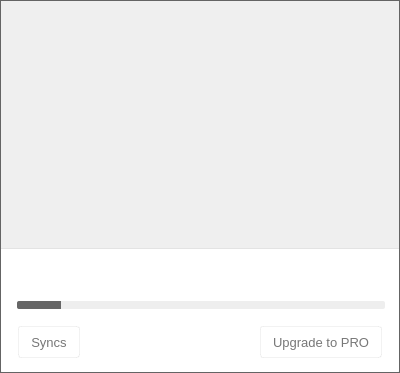
The window that src/MEGASync/gui/linux/InfoDialog.ui (meganz/MEGAsync) describes before a commit, drawn with Qt 5.
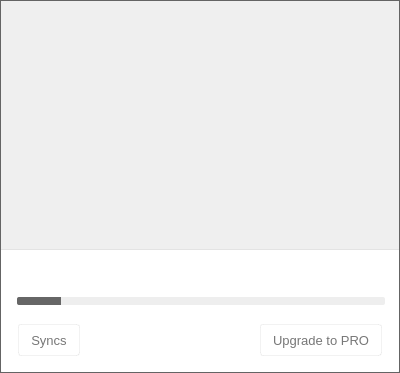
The same window after the commit. The open tabs and pages were chosen to show the change. Icons and pictures are not drawn. Custom widgets are drawn as their Qt base class.

Commit message: Adjustments for the main dialog on Linux

The edit to the form file:
```diff
--- a/src/MEGASync/gui/linux/InfoDialog.ui
+++ b/src/MEGASync/gui/linux/InfoDialog.ui
@@ -278,13 +278,13 @@
      <property name="minimumSize">
       <size>
        <width>0</width>
-       <height>248</height>
+       <height>250</height>
       </size>
      </property>
      <property name="maximumSize">
       <size>
        <width>16777215</width>
-       <height>248</height>
+       <height>250</height>
       </size>
      </property>
      <property name="styleSheet">
@@ -727,13 +727,13 @@
                   <property name="minimumSize">
                    <size>
                     <width>400</width>
-                    <height>44</height>
+                    <height>43</height>
                    </size>
                   </property>
                   <property name="maximumSize">
                    <size>
                     <width>400</width>
-                    <height>44</height>
+                    <height>43</height>
                    </size>
                   </property>
                   <layout class="QHBoxLayout" name="horizontalLayout_5" stretch="1,0,0,0">
@@ -744,7 +744,7 @@
                     <number>15</number>
                    </property>
                    <property name="topMargin">
-                    <number>0</number>
+                    <number>4</number>
                    </property>
                    <property name="rightMargin">
                     <number>20</number>
@@ -852,13 +852,13 @@
                   <property name="minimumSize">
                    <size>
                     <width>400</width>
-                    <height>51</height>
+                    <height>52</height>
                    </size>
                   </property>
                   <property name="maximumSize">
                    <size>
                     <width>400</width>
-                    <height>51</height>
+                    <height>52</height>
                    </size>
                   </property>
                  </widget>
@@ -868,13 +868,13 @@
                   <property name="minimumSize">
                    <size>
                     <width>400</width>
-                    <height>44</height>
+                    <height>43</height>
                    </size>
                   </property>
                   <property name="maximumSize">
                    <size>
                     <width>400</width>
-                    <height>44</height>
+                    <height>43</height>
                    </size>
                   </property>
                   <layout class="QHBoxLayout" name="horizontalLayout_6" stretch="1,0,0,0">
@@ -885,7 +885,7 @@
                     <number>15</number>
                    </property>
                    <property name="topMargin">
-                    <number>0</number>
+                    <number>4</number>
                    </property>
                    <property name="rightMargin">
                     <number>20</number>
@@ -1128,16 +1128,16 @@
      <property name="minimumSize">
       <size>
        <width>0</width>
-       <height>123</height>
+       <height>122</height>
       </size>
      </property>
      <property name="maximumSize">
       <size>
        <width>16777215</width>
-       <height>123</height>
+       <height>122</height>
       </size>
      </property>
-     <layout class="QVBoxLayout" name="verticalLayout">
+     <layout class="QVBoxLayout" name="verticalLayout" stretch="0,0,0">
       <property name="spacing">
        <number>0</number>
       </property>
@@ -1158,24 +1158,24 @@
         <property name="minimumSize">
          <size>
           <width>0</width>
-          <height>10</height>
+          <height>18</height>
          </size>
         </property>
         <property name="maximumSize">
          <size>
           <width>16777215</width>
-          <height>10</height>
+          <height>18</height>
          </size>
         </property>
         <layout class="QHBoxLayout" name="horizontalLayout_3">
          <property name="spacing">
-          <number>6</number>
+          <number>8</number>
          </property>
          <property name="leftMargin">
           <number>0</number>
          </property>
          <property name="topMargin">
-          <number>0</number>
+          <number>4</number>
          </property>
          <property name="rightMargin">
           <number>0</number>
@@ -1282,15 +1282,18 @@
         <property name="minimumSize">
          <size>
           <width>0</width>
-          <height>40</height>
+          <height>49</height>
          </size>
         </property>
         <property name="maximumSize">
          <size>
           <width>16777215</width>
-          <height>40</height>
+          <height>49</height>
          </size>
         </property>
+        <property name="styleSheet">
+         <string notr="true"/>
+        </property>
         <layout class="QVBoxLayout" name="verticalLayout_11">
          <property name="spacing">
           <number>0</number>
@@ -1312,15 +1315,18 @@
            <property name="minimumSize">
             <size>
              <width>0</width>
-             <height>40</height>
+             <height>0</height>
             </size>
            </property>
            <property name="maximumSize">
             <size>
              <width>16777215</width>
-             <height>40</height>
+             <height>16777215</height>
             </size>
            </property>
+           <property name="styleSheet">
+            <string notr="true"/>
+           </property>
            <property name="currentIndex">
             <number>0</number>
            </property>
@@ -1554,13 +1560,13 @@
                <property name="minimumSize">
                 <size>
                  <width>0</width>
-                 <height>40</height>
+                 <height>0</height>
                 </size>
                </property>
                <property name="maximumSize">
                 <size>
                  <width>16777215</width>
-                 <height>40</height>
+                 <height>16777215</height>
                 </size>
                </property>
                <property name="styleSheet">
@@ -1580,7 +1586,7 @@
                  <number>16</number>
                 </property>
                 <property name="bottomMargin">
-                 <number>0</number>
+                 <number>9</number>
                 </property>
                 <item>
                  <widget class="QWidget" name="widget_9" native="true">
@@ -1593,13 +1599,13 @@
                   <property name="minimumSize">
                    <size>
                     <width>368</width>
-                    <height>20</height>
+                    <height>25</height>
                    </size>
                   </property>
                   <property name="maximumSize">
                    <size>
                     <width>368</width>
-                    <height>20</height>
+                    <height>25</height>
                    </size>
                   </property>
                   <layout class="QHBoxLayout" name="horizontalLayout_7">
@@ -1629,13 +1635,13 @@
                      <property name="minimumSize">
                       <size>
                        <width>0</width>
-                       <height>20</height>
+                       <height>0</height>
                       </size>
                      </property>
                      <property name="maximumSize">
                       <size>
                        <width>16777215</width>
-                       <height>20</height>
+                       <height>16777215</height>
                       </size>
                      </property>
                      <property name="focusPolicy">
@@ -1669,13 +1675,13 @@
                      <property name="minimumSize">
                       <size>
                        <width>0</width>
-                       <height>20</height>
+                       <height>0</height>
                       </size>
                      </property>
                      <property name="maximumSize">
                       <size>
                        <width>16777215</width>
-                       <height>20</height>
+                       <height>16777215</height>
                       </size>
                      </property>
                      <property name="focusPolicy">
@@ -1745,13 +1751,13 @@
         <property name="minimumSize">
          <size>
           <width>0</width>
-          <height>45</height>
+          <height>55</height>
          </size>
         </property>
         <property name="maximumSize">
          <size>
           <width>16777215</width>
-          <height>45</height>
+          <height>55</height>
          </size>
         </property>
         <layout class="QHBoxLayout" name="horizontalLayout_2">
@@ -1768,7 +1774,7 @@
           <number>17</number>
          </property>
          <property name="bottomMargin">
-          <number>0</number>
+          <number>8</number>
          </property>
          <item>
           <widget class="QPushButton" name="bSyncFolder">
```
Left out of the diff: 20 changed lines with no effect on the pictures. The commit also changes 2 other files.
